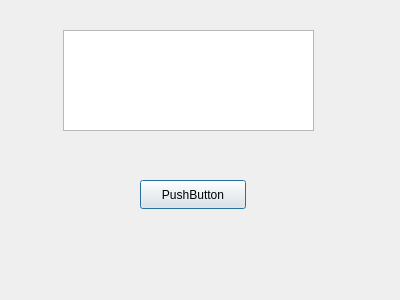
The window that T05_dialog_window/T05_dialog_window/mydialog.ui (hassin23ayz/Qt-Practice) describes before a commit, drawn with Qt 5.
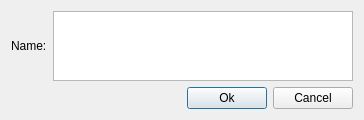
The same window after the commit.

Commit message: layout tabs learned

Patch:
```diff
--- a/T05_dialog_window/T05_dialog_window/mydialog.ui
+++ b/T05_dialog_window/T05_dialog_window/mydialog.ui
@@ -6,36 +6,67 @@
    <rect>
     <x>0</x>
     <y>0</y>
-    <width>400</width>
-    <height>300</height>
+    <width>364</width>
+    <height>77</height>
    </rect>
   </property>
   <property name="windowTitle">
    <string>Dialog</string>
   </property>
-  <widget class="QPushButton" name="pushButton">
-   <property name="geometry">
-    <rect>
-     <x>140</x>
-     <y>180</y>
-     <width>106</width>
-     <height>29</height>
-    </rect>
-   </property>
-   <property name="text">
-    <string>PushButton</string>
-   </property>
-  </widget>
-  <widget class="QPlainTextEdit" name="plainTextEdit">
-   <property name="geometry">
-    <rect>
-     <x>63</x>
-     <y>30</y>
-     <width>251</width>
-     <height>101</height>
-    </rect>
-   </property>
-  </widget>
+  <layout class="QVBoxLayout" name="verticalLayout">
+   <item>
+    <layout class="QHBoxLayout" name="horizontalLayout_3">
+     <item>
+      <widget class="QLabel" name="label">
+       <property name="text">
+        <string>Name:</string>
+       </property>
+       <property name="buddy">
+        <cstring>textEdit</cstring>
+       </property>
+      </widget>
+     </item>
+     <item>
+      <widget class="QTextEdit" name="textEdit"/>
+     </item>
+    </layout>
+   </item>
+   <item>
+    <layout class="QHBoxLayout" name="horizontalLayout_2">
+     <item>
+      <layout class="QHBoxLayout" name="horizontalLayout">
+       <item>
+        <spacer name="horizontalSpacer">
+         <property name="orientation">
+          <enum>Qt::Horizontal</enum>
+         </property>
+         <property name="sizeHint" stdset="0">
+          <size>
+           <width>88</width>
+           <height>20</height>
+          </size>
+         </property>
+        </spacer>
+       </item>
+       <item>
+        <widget class="QPushButton" name="pushButton">
+         <property name="text">
+          <string>Ok</string>
+         </property>
+        </widget>
+       </item>
+       <item>
+        <widget class="QPushButton" name="pushButton_2">
+         <property name="text">
+          <string>Cancel</string>
+         </property>
+        </widget>
+       </item>
+      </layout>
+     </item>
+    </layout>
+   </item>
+  </layout>
  </widget>
  <resources/>
  <connections/>
```
Left out of the diff: 40 changed lines with no effect on the pictures. The commit also changes 3 other files.
